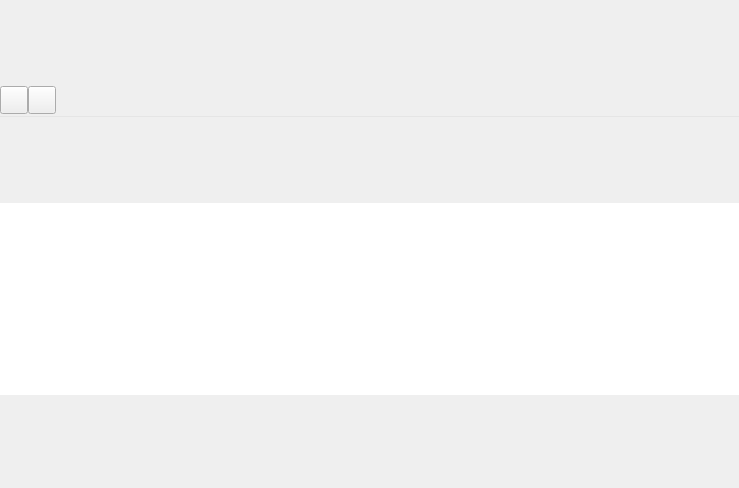
Above: plugins/perspective/GraphPerspective/designer/AlgorithmRunnerItem.ui from vadivelselvaraj/TulipGLImprovement before the change. Below: the same form after it.
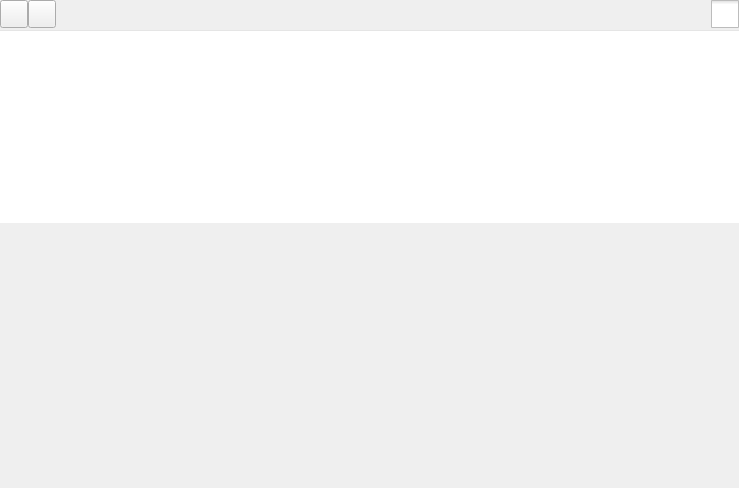
That is the form after the change. Icons and pictures are not drawn.

Commit message: Preparing favorite algorithms panel

```diff
--- a/plugins/perspective/GraphPerspective/designer/AlgorithmRunnerItem.ui
+++ b/plugins/perspective/GraphPerspective/designer/AlgorithmRunnerItem.ui
@@ -136,6 +136,49 @@
         </property>
        </widget>
       </item>
+      <item>
+       <widget class="QCheckBox" name="favoriteCheck">
+        <property name="sizePolicy">
+         <sizepolicy hsizetype="Maximum" vsizetype="Fixed">
+          <horstretch>0</horstretch>
+          <verstretch>0</verstretch>
+         </sizepolicy>
+        </property>
+        <property name="minimumSize">
+         <size>
+          <width>28</width>
+          <height>28</height>
+         </size>
+        </property>
+        <property name="maximumSize">
+         <size>
+          <width>28</width>
+          <height>28</height>
+         </size>
+        </property>
+        <property name="styleSheet">
+         <string notr="true">QCheckBox {
+spacing: 0px;
+}
+QCheckBox::indicator {
+width: 28px;
+height: 28px;
+}
+QCheckBox::indicator:unchecked {
+image: url(:/tulip/graphperspective/icons/16/favorite-empty.png);
+}
+QCheckBox::indicator:unchecked:hover {
+image: url(:/tulip/graphperspective/icons/16/favorite-empty-hover.png);
+}
+QCheckBox::indicator:checked {
+image: url(:/tulip/graphperspective/icons/16/favorite.png);
+}
+QCheckBox::indicator:checked:hover {
+image: url(:/tulip/graphperspective/icons/16/favorite-hover.png);
+}</string>
+        </property>
+       </widget>
+      </item>
      </layout>
     </widget>
    </item>
@@ -193,6 +236,12 @@
      <property name="orientation">
       <enum>Qt::Vertical</enum>
      </property>
+     <property name="sizeHint" stdset="0">
+      <size>
+       <width>0</width>
+       <height>0</height>
+      </size>
+     </property>
     </spacer>
    </item>
   </layout>
```
The commit also changes 9 other files.
